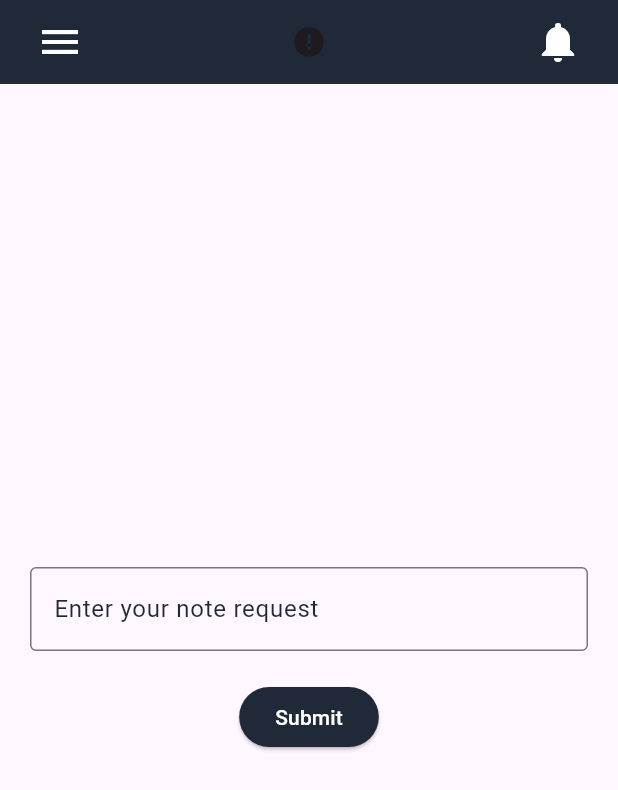
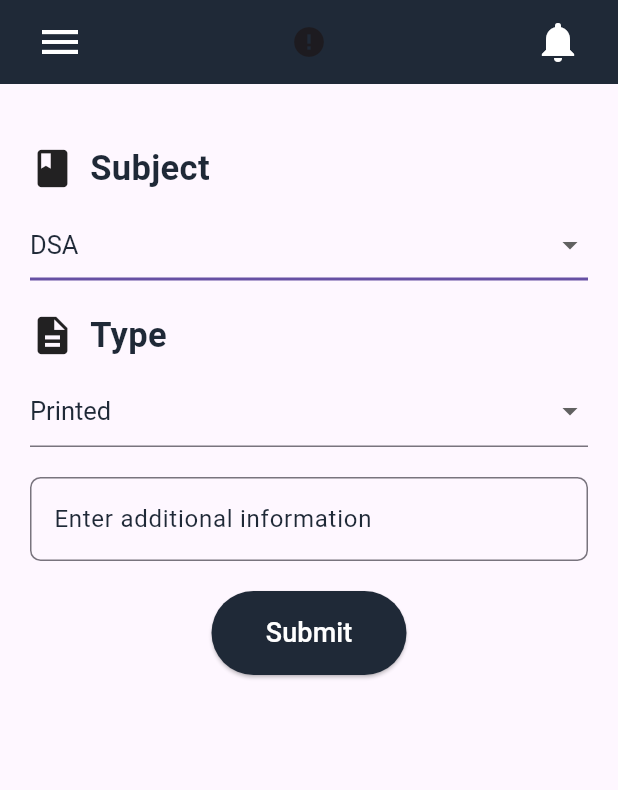
Before and after one commit to Yashshukla11/ExamTime_android, a Flutter app: the RequestNotesPage screen opened by its route, on a phone screen of 412 x 824 dp. Shown: the top 790 px of the screen. Run offline on Flutter 3.47's test engine with Material 3 defaults, Android fonts, the phone set to English and light mode, and no system bars; drawn by our look-alikes of cached_network_image; our stand-ins replace dio, flutter_local_notifications, font_awesome_flutter, open_file, permission_handler, responsive_sizer and 2 more; missing offline and left inert: flutter_pdfview; accounts and stored records are empty; network calls fail.

Commit message:
Updated request page by adding drop down menus
Added drop-down menus for subject and note type selection. Enhanced UI.

```diff
--- a/app/lib/screens/request_notes/request.dart
+++ b/app/lib/screens/request_notes/request.dart
@@ -11,9 +11,34 @@ class RequestNotesPage extends StatefulWidget {
   @override
   _RequestNotesPageState createState() => _RequestNotesPageState();
 }
+enum SubLabel {
+  DSA('DSA'),
+  COA('COA'),
+  C('C'),
+  Cpp('C++'),
+  Java('Java'),
+  DS('Distributed Systems'),
+  CN('Computer Networks'),
+  DBMS('DBMS'),
+  ML('Machine Learning'),
+  OS('Operating System');
+
+  final String label;
+  const SubLabel(this.label);
+}
+
+enum ModeLabel {
+  Printed('Printed'),
+  Handwritten('Handwritten');
+  final String label;
+  const ModeLabel(this.label);
+}
 
 class _RequestNotesPageState extends State<RequestNotesPage> {
   final TextEditingController _noteController = TextEditingController();
+  SubLabel? selectedSub = SubLabel.DSA;
+  ModeLabel? selectedMode = ModeLabel.Printed;
+
 
   @override
   void dispose() {
@@ -23,7 +48,10 @@ class _RequestNotesPageState extends State<RequestNotesPage> {
 
   @override
   Widget build(BuildContext context) {
-    return WillPopScope(
+
+
+
+  return WillPopScope(
       onWillPop: () async {
         Navigator.pushReplacementNamed(context, DashboardPage.routeName);
         return false;
@@ -34,20 +62,109 @@ class _RequestNotesPageState extends State<RequestNotesPage> {
         body: Padding(
           padding: const EdgeInsets.all(20.0),
           child: Column(
-            mainAxisAlignment: MainAxisAlignment.center,
+            mainAxisAlignment: MainAxisAlignment.start,
+            crossAxisAlignment: CrossAxisAlignment.center,
             children: [
+              SizedBox(height: 20.0,),
+
+              Row(
+                children: [
+                  Icon(Icons.book, size: 30.0,),
+                  const SizedBox(width: 10),
+                  Text(
+                    'Subject',
+                    style: TextStyle(
+                      fontSize: 23.0,
+                      fontWeight: FontWeight.bold,
+                      color: Color(0xFF1F2937),
+
+                    ),
+                  ),
+                ],
+              ),
+              const SizedBox(height: 10),
+
+              DropdownButtonFormField<SubLabel>(
+                value: selectedSub,
+                onChanged: (SubLabel? newValue) {
+                  setState(() {
+                    selectedSub = newValue;
+                  });
+                },
+                items: SubLabel.values.map((SubLabel subject) {
+                  return DropdownMenuItem<SubLabel>(
+                    value: subject,
+                    child: Text(subject.label
+                    ),
+                  );
+                }).toList(),
+                hint: const Text('Select Subject'),
+                isExpanded: true,
+                autofocus: true,
+                alignment: Alignment.centerLeft,
+                style:  TextStyle(
+                    color: Color(0xFF1F2937),
+
+                    fontSize: 17.0),
+              ),
+              const SizedBox(height: 20),
+              Row(
+                children: [
+                  Icon(Icons.description, size: 30.0,),
+                  const SizedBox(width: 10),
+                  Text(
+                    'Type',
+                    style: TextStyle(
+                      fontSize: 23.0,
+                      fontWeight: FontWeight.bold,
+                      color: Color(0xFF1F2937),
+
+                     ),
+                  ),
+                ],
+              ),
+              const SizedBox(height: 10),
+
+              DropdownButtonFormField<ModeLabel>(
+                value: selectedMode,
+                onChanged: (ModeLabel? newValue) {
+                  setState(() {
+                    selectedMode = newValue;
+                  });
+                },
+
+                items: ModeLabel.values.map((ModeLabel mode) {
+                  return DropdownMenuItem<ModeLabel>(
+                    value: mode,
+                    child: Text(mode.label),
+                  );
+                }).toList(),
+                hint: const Text('Select Type'),
+                isExpanded: true,
+                autofocus: true,
+                alignment: Alignment.centerLeft,
+                style:  TextStyle(color: Color(0xFF1F2937),
+                  fontSize: 17.0,
+                ),
+
+
+
+              ),
+              const SizedBox(height: 20),
+
               TextField(
                 controller: _noteController,
                 cursorColor: Color(0xFF1F2937), // Set cursor color
-                decoration: const InputDecoration(
-                  labelText: 'Enter your note request',
+                decoration:  InputDecoration(
+                  labelText: 'Enter additional information',
                   labelStyle: TextStyle(
                     color: Color(0xFF1F2937), // Set label text color
                   ),
                   border: OutlineInputBorder(
                     borderSide: BorderSide(
-                      color: Color(0xFF1F2937), // Set border color
+                      color: Colors.grey.shade200, // Set border color
                     ),
+                    borderRadius: const BorderRadius.all(Radius.circular(7.0)),
                   ),
                   focusedBorder: OutlineInputBorder(
                     borderSide: BorderSide(
@@ -63,10 +180,13 @@ class _RequestNotesPageState extends State<RequestNotesPage> {
                 },
                 child: Text(
                   'Submit',
-                  style: TextStyle(color: Colors.white),
+                  style: TextStyle(color: Colors.white,
+                  fontSize: 18.0,),
                 ),
                 style: ElevatedButton.styleFrom(
                   backgroundColor: Color(0xFF1F2937),
+                  minimumSize: const Size(130, 50),
+                  padding: const EdgeInsets.symmetric(horizontal: 20, vertical: 15),
                 ),
               ),
             ],
@@ -92,17 +212,19 @@ class _RequestNotesPageState extends State<RequestNotesPage> {
             mainAxisSize: MainAxisSize.min,
             crossAxisAlignment: CrossAxisAlignment.stretch,
             children: [
-              const Padding(
-                padding: EdgeInsets.all(16.0),
-                child: Text(
-                  'Note Request Sent',
-                  textAlign: TextAlign.center,
-                  style: TextStyle(
-                    color: Color(0xFF1F2937), // Set text color
-                    fontWeight: FontWeight.bold,
-                  ),
-                ),
-              ),
+              // const Padding(
+              //   padding: EdgeInsets.all(16.0),
+              //   child: Text(
+              //     'Note Request Sent',
+              //     textAlign: TextAlign.center,
+              //     style: TextStyle(
+              //       color: Color(0xFF1F2937), // Set text color
+              //       fontWeight: FontWeight.bold,
+              //     ),
+              //   ),
+              // ),
+              SizedBox(height: 16),
+
               const Padding(
                 padding: EdgeInsets.symmetric(horizontal: 16.0),
                 child: Text(
@@ -110,33 +232,30 @@ class _RequestNotesPageState extends State<RequestNotesPage> {
                   textAlign: TextAlign.center,
                   style: TextStyle(
                     color: Color(0xFF1F2937), // Set text color
+                    fontSize: 17.0,
                   ),
                 ),
               ),
-              SizedBox(height: 16),
+              const SizedBox(height: 13),
               TextButton(
                 onPressed: () {
                   Navigator.of(context).pop();
                 },
-                child: Container(
-                  width: double.infinity,
-                  height: 40,
-                  decoration: BoxDecoration(
-                    borderRadius: BorderRadius.circular(10.0),
-                    border: Border.all(
-                      color: Color(0xFF1F2937),
-                      // Set border color
-                    ),
+                style: TextButton.styleFrom(
+                  padding: const EdgeInsets.symmetric(horizontal: 16.0, vertical: 12.0),
+                  side: const BorderSide(color: Color(0xFF1F2937)),
+                  shape: RoundedRectangleBorder(
+                    borderRadius: BorderRadius.circular(20.0),
                   ),
-                  child: Center(
-                    child: Text(
-                      'OK',
-                      style:
-                          TextStyle(color: Color(0xFF1F2937)), // Set text color
-                    ),
+                ),
+                child: const Text(
+                  'OK',
+                  style: TextStyle(
+                    color: Color(0xFF1F2937),
                   ),
                 ),
               ),
+
             ],
           ),
         );
```
